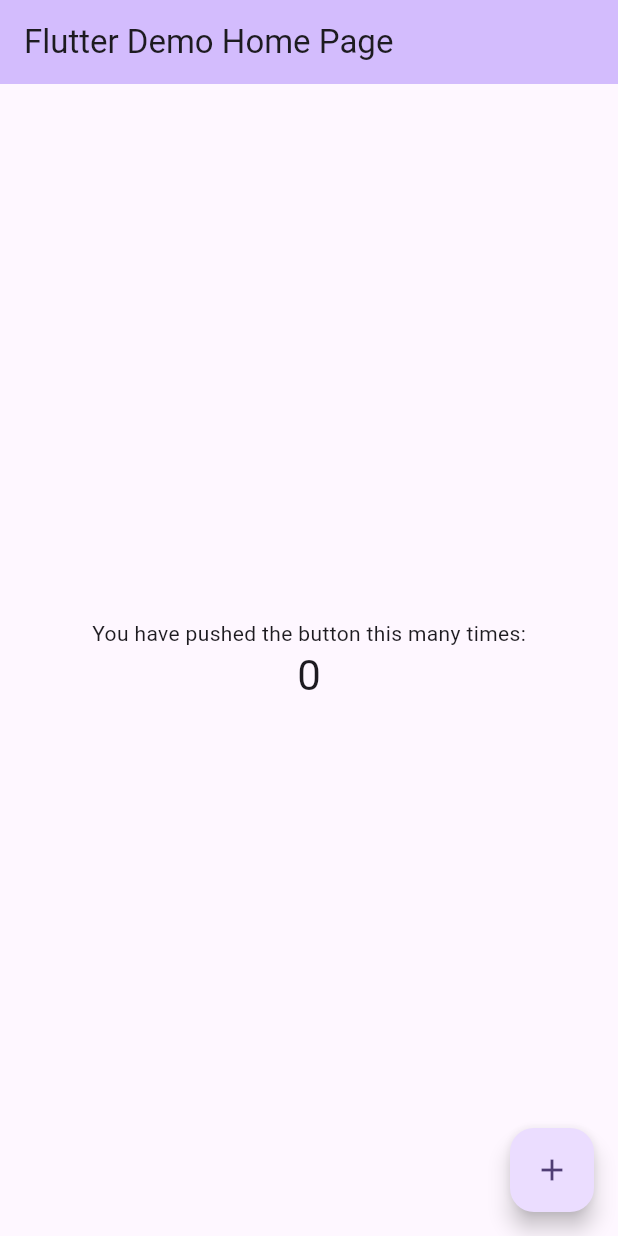
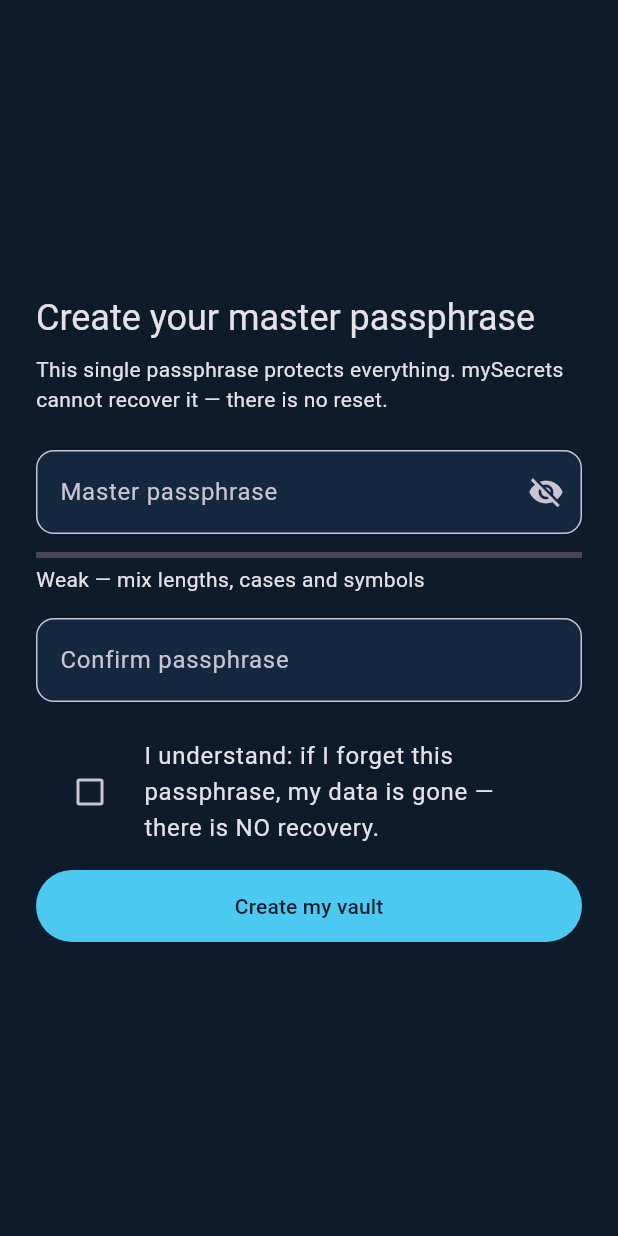
Before and after one commit to HeikyuDev/mysecrets, a Flutter app: the screen it shows after launch, on a phone screen of 412 x 824 dp. Run offline on Flutter 3.47's test engine with Material 3 defaults, Android fonts, the phone set to English and light mode, and no system bars; our stand-ins replace drift, drift_flutter, flutter_secure_storage; missing offline and left inert: pointycastle; accounts and stored records are empty; generated files the repository leaves out were written again.

Commit message:
feat(app): onboarding, unlock and home screens wired to vault controller; readme with logo and banner

```diff
--- /dev/null
+++ b/lib/app/vault_controller.dart
@@ -0,0 +1,111 @@
+import 'dart:async';
+import 'dart:typed_data';
+
+import 'package:flutter/material.dart';
+
+import '../data/vault_database.dart' hide Credential;
+import '../vault/credential.dart';
+import '../vault/export/vault_export_service.dart';
+import '../vault/keys/key_manager.dart';
+import '../vault/keys/secure_key_store.dart';
+import '../vault/vault_service.dart';
+
+enum AppPhase { loading, needsSetup, locked, unlocked }
+
+class VaultController extends ChangeNotifier {
+  final VaultService vault;
+  final VaultDatabase db;
+
+  AppPhase phase = AppPhase.loading;
+  List<Credential> credentials = const [];
+
+  VaultController({required this.vault, required this.db});
+
+  static VaultController create() {
+    final store = SecureKeyStore();
+    final db = VaultDatabase.open();
+    return VaultController(
+      vault: VaultService(keyManager: KeyManager(store), db: db),
+      db: db,
+    );
+  }
+
+  Future<void> bootstrap() async {
+    if (await vault.isBackendInitialized()) {
+      phase = AppPhase.locked;
+    } else {
+      phase = AppPhase.needsSetup;
+    }
+    await refreshCredentials();
+    notifyListeners();
+  }
+
+  Future<void> setup({required String masterPassphrase}) async {
+    await vault.setup(masterPassphrase: masterPassphrase);
+    phase = AppPhase.unlocked;
+    await refreshCredentials();
+    notifyListeners();
+  }
+
+  Future<bool> unlock({required String masterPassphrase}) async {
+    try {
+      await vault.unlock(masterPassphrase: masterPassphrase);
+      phase = AppPhase.unlocked;
+      await refreshCredentials();
+      notifyListeners();
+      return true;
+    } catch (_) {
+      return false;
+    }
+  }
+
+  void lock() {
+    vault.lock();
+    credentials = const [];
+    phase = AppPhase.locked;
+    notifyListeners();
+  }
+
+  Future<void> refreshCredentials() async {
+    if (phase != AppPhase.unlocked) return;
+    credentials = await vault.listCredentials();
+    notifyListeners();
+  }
+
+  Future<Credential> addCredential({
+    required String platform,
+    required String username,
+    required String password,
+    String? notes,
+    int? rotationPolicyDays,
+  }) async {
+    final saved = await vault.addCredential(
+      platform: platform,
+      username: username,
+      password: password,
+      notes: notes,
+      rotationPolicyDays: rotationPolicyDays,
+    );
+    await refreshCredentials();
+    return saved;
+  }
+
+  Future<void> deleteCredential(String id) async {
+    await vault.deleteCredential(id);
+    await refreshCredentials();
+  }
+
+  Future<void> markChanged(String id) async {
+    await vault.markChanged(id);
+    await refreshCredentials();
+  }
+
+  Future<Uint8List> exportEncrypted({required String masterPassphrase}) {
+    return Future.value(
+      VaultExportService.export(
+        masterPassphrase: masterPassphrase,
+        credentials: credentials,
+      ),
+    );
+  }
+}
--- a/lib/main.dart
+++ b/lib/main.dart
@@ -1,122 +1,70 @@
 import 'package:flutter/material.dart';
 
+import 'app/vault_controller.dart';
+import 'ui/screens/home_screen.dart';
+import 'ui/screens/setup_screen.dart';
+import 'ui/screens/unlock_screen.dart';
+import 'ui/theme.dart';
+
 void main() {
-  runApp(const MyApp());
+  WidgetsFlutterBinding.ensureInitialized();
+  final controller = VaultController.create();
+  runApp(MySecretsApp(controller: controller));
 }
 
-class MyApp extends StatelessWidget {
-  const MyApp({super.key});
+class MySecretsApp extends StatelessWidget {
+  final VaultController controller;
 
-  // This widget is the root of your application.
+  const MySecretsApp({super.key, required this.controller});
+
   @override
   Widget build(BuildContext context) {
     return MaterialApp(
-      title: 'Flutter Demo',
-      theme: ThemeData(
-        // This is the theme of your application.
-        //
-        // TRY THIS: Try running your application with "flutter run". You'll see
-        // the application has a purple toolbar. Then, without quitting the app,
-        // try changing the seedColor in the colorScheme below to Colors.green
-        // and then invoke "hot reload" (save your changes or press the "hot
-        // reload" button in a Flutter-supported IDE, or press "r" if you used
-        // the command line to start the app).
-        //
-        // Notice that the counter didn't reset back to zero; the application
-        // state is not lost during the reload. To reset the state, use hot
-        // restart instead.
-        //
-        // This works for code too, not just values: Most code changes can be
-        // tested with just a hot reload.
-        colorScheme: .fromSeed(seedColor: Colors.deepPurple),
-      ),
-      home: const MyHomePage(title: 'Flutter Demo Home Page'),
+      title: 'mySecrets',
+      theme: AppTheme.dark(),
+      home: BootGate(controller: controller),
     );
   }
 }
 
-class MyHomePage extends StatefulWidget {
-  const MyHomePage({super.key, required this.title});
+class BootGate extends StatefulWidget {
+  final VaultController controller;
 
-  // This widget is the home page of your application. It is stateful, meaning
-  // that it has a State object (defined below) that contains fields that affect
-  // how it looks.
-
-  // This class is the configuration for the state. It holds the values (in this
-  // case the title) provided by the parent (in this case the App widget) and
-  // used by the build method of the State. Fields in a Widget subclass are
-  // always marked "final".
-
-  final String title;
+  const BootGate({super.key, required this.controller});
 
   @override
-  State<MyHomePage> createState() => _MyHomePageState();
+  State<BootGate> createState() => _BootGateState();
 }
 
-class _MyHomePageState extends State<MyHomePage> {
-  int _counter = 0;
+class _BootGateState extends State<BootGate> {
+  late final VaultController controller;
 
-  void _incrementCounter() {
-    setState(() {
-      // This call to setState tells the Flutter framework that something has
-      // changed in this State, which causes it to rerun the build method below
-      // so that the display can reflect the updated values. If we changed
-      // _counter without calling setState(), then the build method would not be
-      // called again, and so nothing would appear to happen.
-      _counter++;
-    });
+  @override
+  void initState() {
+    super.initState();
+    controller = widget.controller;
+    controller.bootstrap();
   }
 
   @override
   Widget build(BuildContext context) {
-    // This method is rerun every time setState is called, for instance as done
-    // by the _incrementCounter method above.
-    //
-    // The Flutter framework has been optimized to make rerunning build methods
-    // fast, so that you can just rebuild anything that needs updating rather
-    // than having to individually change instances of widgets.
-    return Scaffold(
-      appBar: AppBar(
-        // TRY THIS: Try changing the color here to a specific color (to
-        // Colors.amber, perhaps?) and trigger a hot reload to see the AppBar
-        // change color while the other colors stay the same.
-        backgroundColor: Theme.of(context).colorScheme.inversePrimary,
-        // Here we take the value from the MyHomePage object that was created by
-        // the App.build method, and use it to set our appbar title.
-        title: Text(widget.title),
-      ),
-      body: Center(
-        // Center is a layout widget. It takes a single child and positions it
-        // in the middle of the parent.
-        child: Column(
-          // Column is also a layout widget. It takes a list of children and
-          // arranges them vertically. By default, it sizes itself to fit its
-          // children horizontally, and tries to be as tall as its parent.
-          //
-          // Column has various properties to control how it sizes itself and
-          // how it positions its children. Here we use mainAxisAlignment to
-          // center the children vertically; the main axis here is the vertical
-          // axis because Columns are vertical (the cross axis would be
-          // horizontal).
-          //
-          // TRY THIS: Invoke "debug painting" (choose the "Toggle Debug Paint"
-          // action in the IDE, or press "p" in the console), to see the
-          // wireframe for each widget.
-          mainAxisAlignment: .center,
-          children: [
-            const Text('You have pushed the button this many times:'),
-            Text(
-              '$_counter',
-              style: Theme.of(context).textTheme.headlineMedium,
-            ),
-          ],
-        ),
-      ),
-      floatingActionButton: FloatingActionButton(
-        onPressed: _incrementCounter,
-        tooltip: 'Increment',
-        child: const Icon(Icons.add),
-      ),
+    return ListenableBuilder(
+      listenable: controller,
+      builder: (context, _) {
+        switch (controller.phase) {
+          case AppPhase.loading:
+            return const Scaffold(
+              body: Center(child: CircularProgressIndicator()),
+            );
+          case AppPhase.needsSetup:
+            return SetupScreen(onSetup: (p) => controller.setup(masterPassphrase: p));
+          case AppPhase.locked:
+            return UnlockScreen(
+                onUnlock: (p) => controller.unlock(masterPassphrase: p));
+          case AppPhase.unlocked:
+            return HomeScreen(controller: controller);
+        }
+      },
     );
   }
 }
--- /dev/null
+++ b/lib/ui/screens/setup_screen.dart
@@ -0,0 +1,148 @@
+import 'package:flutter/material.dart';
+
+class SetupScreen extends StatefulWidget {
+  final Future<void> Function(String masterPassphrase) onSetup;
+
+  const SetupScreen({super.key, required this.onSetup});
+
+  @override
+  State<SetupScreen> createState() => _SetupScreenState();
+}
+
+class _SetupScreenState extends State<SetupScreen> {
+  final _formKey = GlobalKey<FormState>();
+  final _pass = TextEditingController();
+  final _confirm = TextEditingController();
+  bool _obscure = true;
+  bool _acceptedDataLoss = false;
+  bool _busy = false;
+
+  double get _strength {
+    final p = _pass.text;
+    var score = 0;
+    if (p.length >= 12) score++;
+    if (p.length >= 20) score++;
+    if (p.contains(RegExp(r'[A-Z]'))) score++;
+    if (p.contains(RegExp(r'[0-9]'))) score++;
+    if (p.contains(RegExp(r'[^A-Za-z0-9]'))) score++;
+    return score / 5;
+  }
+
+  String? _passValidator(String? value) {
+    if (value == null || value.length < 12) {
+      return 'Use at least 12 characters';
+    }
+    return null;
+  }
+
+  Future<void> _submit() async {
+    if (!_formKey.currentState!.validate()) return;
+    if (_pass.text != _confirm.text) {
+      ScaffoldMessenger.of(context).showSnackBar(
+        const SnackBar(content: Text('Passphrases do not match')),
+      );
+      return;
+    }
+    if (!_acceptedDataLoss) {
+      ScaffoldMessenger.of(context).showSnackBar(
+        const SnackBar(
+            content: Text(
+                'Confirm you understand: the master passphrase cannot be recovered')),
+      );
+      return;
+    }
+    setState(() => _busy = true);
+    try {
+      await widget.onSetup(_pass.text);
+    } catch (e) {
+      if (mounted) {
+        setState(() => _busy = false);
+        ScaffoldMessenger.of(context).showSnackBar(
+          SnackBar(content: Text('Setup failed: $e')),
+        );
+      }
+    }
+  }
+
+  @override
+  Widget build(BuildContext context) {
+    return Scaffold(
+      body: SafeArea(
+        child: Center(
+          child: SingleChildScrollView(
+            padding: const EdgeInsets.all(24),
+            child: Form(
+              key: _formKey,
+              child: Column(
+                crossAxisAlignment: CrossAxisAlignment.stretch,
+                children: [
+                  Text(
+                    'Create your master passphrase',
+                    style: Theme.of(context).textTheme.headlineSmall,
+                  ),
+                  const SizedBox(height: 8),
+                  const Text(
+                    'This single passphrase protects everything. '
+                    'mySecrets cannot recover it — there is no reset.',
+                  ),
+                  const SizedBox(height: 24),
+                  TextFormField(
+                    controller: _pass,
+                    obscureText: _obscure,
+                    validator: _passValidator,
+                    onChanged: (_) => setState(() {}),
+                    decoration: InputDecoration(
+                      labelText: 'Master passphrase',
+                      suffixIcon: IconButton(
+                        icon: Icon(
+                            _obscure ? Icons.visibility_off : Icons.visibility),
+                        onPressed: () => setState(() => _obscure = !_obscure),
+                      ),
+                    ),
+                  ),
+                  const SizedBox(height: 12),
+                  LinearProgressIndicator(value: _strength),
+                  const SizedBox(height: 4),
+                  Text(
+                    _strength < 0.6
+                        ? 'Weak — mix lengths, cases and symbols'
+                        : 'Strong enough',
+                  ),
+                  const SizedBox(height: 16),
+                  TextFormField(
+                    controller: _confirm,
+                    obscureText: _obscure,
+                    validator: _passValidator,
+                    decoration: const InputDecoration(
+                      labelText: 'Confirm passphrase',
+                    ),
+                  ),
+                  const SizedBox(height: 16),
+                  CheckboxListTile(
+                    value: _acceptedDataLoss,
+                    onChanged: (v) => setState(() => _acceptedDataLoss = v!),
+                    title: const Text(
+                      'I understand: if I forget this passphrase, my data is '
+                      'gone — there is NO recovery.',
+                    ),
+                    controlAffinity: ListTileControlAffinity.leading,
+                  ),
+                  const SizedBox(height: 8),
+                  FilledButton(
+                    onPressed: _busy ? null : _submit,
+                    child: _busy
+                        ? const SizedBox(
+                            height: 20,
+                            width: 20,
+                            child: CircularProgressIndicator(strokeWidth: 2))
+                        : const Text('Create my vault'),
+                  ),
+                ],
+              ),
+            ),
+          ),
+        ),
+      ),
+    );
+  }
+}
--- /dev/null
+++ b/lib/ui/theme.dart
@@ -0,0 +1,32 @@
+import 'package:flutter/material.dart';
+
+class AppTheme {
+  static const accent = Color(0xFF4CC9F0);
+  static const accentAlt = Color(0xFF90F1EF);
+  static const bg = Color(0xFF0D1B2A);
+  static const surface = Color(0xFF142840);
+
+  static ThemeData dark() {
+    final base = ThemeData.dark(useMaterial3: true);
+    return base.copyWith(
+      scaffoldBackgroundColor: bg,
+      colorScheme: base.colorScheme.copyWith(
+        primary: accent,
+        secondary: accentAlt,
+        surface: surface,
+      ),
+      inputDecorationTheme: const InputDecorationTheme(
+        filled: true,
+        fillColor: surface,
+        border: OutlineInputBorder(borderRadius: BorderRadius.all(Radius.circular(12))),
+      ),
+      filledButtonTheme: FilledButtonThemeData(
+        style: FilledButton.styleFrom(
+          backgroundColor: accent,
+          foregroundColor: bg,
+          minimumSize: const Size.fromHeight(48),
+        ),
+      ),
+    );
+  }
+}
```
Also changed, not shown: lib/ui/screens/home_screen.dart (added, +205 -0 lines), lib/ui/screens/unlock_screen.dart (added, +79 -0 lines), 4 other files.
